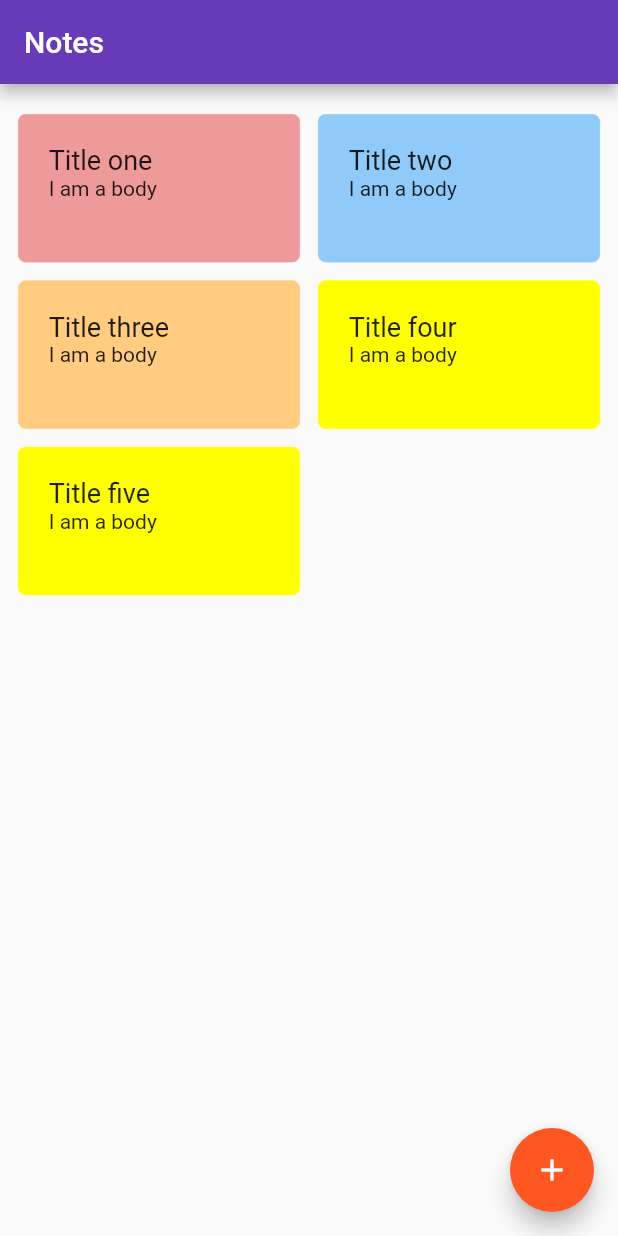
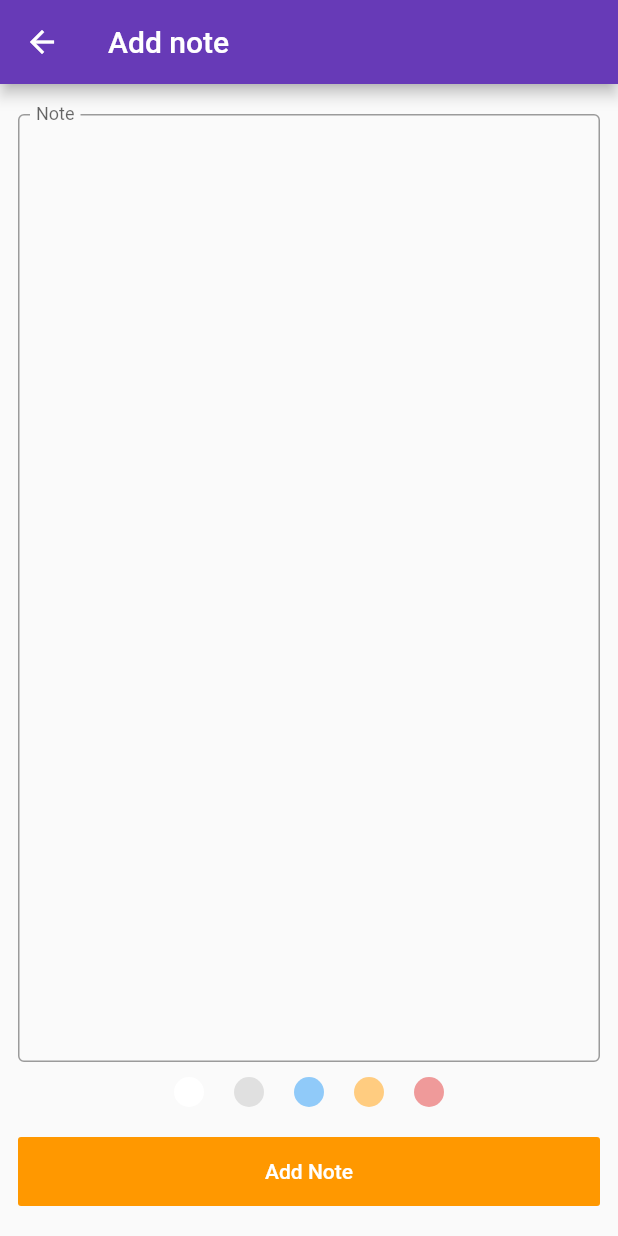
Before and after one commit to Nasar-uddin/flutter_note_todo, a Flutter app: the screen it shows after launch, after a tap on the "add" icon, on a phone screen of 412 x 824 dp. Run offline on Flutter 3.47's test engine with Material 2 defaults, Android fonts, the phone set to English and light mode, and no system bars.

Commit message:
Add screens done

```diff
--- a/lib/constrain/colors.dart
+++ b/lib/constrain/colors.dart
@@ -4,16 +4,12 @@ class ColorName{
     static final String WHITE = 'white';
     static final String GERY = 'gery';
     static final String ORANGE = 'orange';
-    static final String CYAN = 'cyan';
     static final String BLUE = 'blue';
-    static final String YELLOW = 'yellow';
 }
 Map<String,Color> noteColors = {
+    ColorName.WHITE: Colors.white,
+    ColorName.GERY: Colors.grey[300],
+    ColorName.BLUE: Colors.blue[200],
+    ColorName.ORANGE: Colors.orange[200],
     ColorName.RED:Colors.red[200],
-    ColorName.WHITE: Colors.white,
-    ColorName.GERY: Colors.grey[200],
-    ColorName.ORANGE: Colors.orange[200],
-    ColorName.CYAN: Colors.cyan[200],
-    ColorName.BLUE: Colors.blue[200],
-    ColorName.YELLOW: Colors.yellowAccent[200]
 };
--- a/lib/main.dart
+++ b/lib/main.dart
@@ -1,4 +1,5 @@
 import 'package:flutter/material.dart';
+import 'package:gnotes/screens/add_note_screen.dart';
 import 'package:gnotes/screens/note_screen.dart';
 
 void main() {
@@ -13,12 +14,13 @@ class MyApp extends StatelessWidget {
       debugShowCheckedModeBanner: false,
       theme: ThemeData(
         primarySwatch: Colors.deepPurple,
-        accentColor: Colors.deepOrange,
+        accentColor: Colors.orange,
         visualDensity: VisualDensity.adaptivePlatformDensity,
       ),
       initialRoute: '/',
       routes: {
         '/': (context)=> NoteScreen(),
+        '/addnote': (context)=> AddNoteScreen()
       },
     );
   }
--- a/lib/models/note.dart
+++ b/lib/models/note.dart
@@ -1,13 +1,11 @@
 import 'package:flutter/foundation.dart';
 
 class Note{
-    final String title;
     final String body;
     final String colorName;
 //    final String date;
     Note({
-        @required this.title,
         @required this.body,
-        this.colorName = 'yellow'
+        this.colorName = 'white'
     });
 }
--- /dev/null
+++ b/lib/screens/add_note_screen.dart
@@ -0,0 +1,73 @@
+import 'package:flutter/material.dart';
+// import 'package:flutter/rendering.dart';
+import 'package:gnotes/constrain/colors.dart';
+
+class AddNoteScreen extends StatelessWidget {
+  final TextEditingController tec = TextEditingController();
+
+  @override
+  Widget build(BuildContext context) {
+    List<Color> myColors = _getColors();
+    return Scaffold(
+      appBar: AppBar(
+        title: Text('Add note'),
+      ),
+      body: Container(
+        padding: EdgeInsets.symmetric(vertical: 20, horizontal: 12),
+        child: Column(
+          children: [
+            Expanded(
+              child: TextField(
+                textAlign: TextAlign.left,
+                maxLengthEnforced: true,
+                controller: tec,
+                keyboardType: TextInputType.multiline,
+                minLines: 40,
+                maxLines: null,
+                autofocus: false,
+                decoration: InputDecoration(
+                    border: OutlineInputBorder(),
+                    floatingLabelBehavior: FloatingLabelBehavior.always,
+                    labelText: 'Note'),
+              ),
+            ),
+            Container(
+              child: Row(
+                mainAxisAlignment: MainAxisAlignment.center,
+                children: myColors.map((e) => Padding(
+                  padding: const EdgeInsets.all(10.0),
+                  child: CircleAvatar(
+                    backgroundColor: e,
+                    radius: 10,
+                  ),
+                )).toList(),
+              ),
+            ),
+            Container(
+              margin: EdgeInsets.only(top: 10),
+              height: 46,
+              width: double.infinity,
+              child: FlatButton(
+                color: Theme.of(context).accentColor,
+                child: Text(
+                  'Add Note',
+                  style: TextStyle(color: Colors.white),
+                ),
+                onPressed: () {},
+              ),
+            )
+          ],
+        ),
+      ),
+    );
+  }
+
+  List<Color> _getColors() {
+    List<Color> nColors = [];
+    noteColors.forEach((key, value) {
+      nColors.add(value);
+    });
+    // print(nColors);
+    return nColors;
+  }
+}
--- a/lib/screens/note_screen.dart
+++ b/lib/screens/note_screen.dart
@@ -12,7 +12,7 @@ class NoteScreen extends StatelessWidget {
       floatingActionButton: FloatingActionButton(
         child: Icon(Icons.add),
         onPressed: (){
-
+          Navigator.pushNamed(context, '/addnote');
         },
       ),
       body: Container(
--- a/lib/widgest/notes_grid.dart
+++ b/lib/widgest/notes_grid.dart
@@ -4,11 +4,11 @@ import 'package:gnotes/constrain/colors.dart';
 
 class NoteGrid extends StatelessWidget {
   final List<Note> notes = [
-    Note(title: 'Title one', body: 'I am a body',colorName: 'red'),
-    Note(title: 'Title two', body: 'I am a body',colorName: 'blue'),
-    Note(title: 'Title three', body: 'I am a body',colorName: ColorName.ORANGE),
-    Note(title: 'Title four', body: 'I am a body'),
-    Note(title: 'Title five', body: 'I am a body'),
+    Note(body: 'I am a body',colorName: ColorName.BLUE),
+    Note(body: 'I am a body',colorName: ColorName.GERY),
+    Note( body: 'I am a body',colorName: ColorName.ORANGE),
+    Note(body: 'I am a body',colorName: ColorName.RED),
+    Note(body: 'I am a body'),
   ];
   final TextStyle _heading1 = TextStyle(
     fontSize: 18,
@@ -42,7 +42,6 @@ class NoteGrid extends StatelessWidget {
             child: Column(
               crossAxisAlignment: CrossAxisAlignment.start,
               children: [
-                Text(notes[index].title,style: _heading1,),
                 Text(notes[index].body,style: _paragraph,)
               ],
             ),
```
